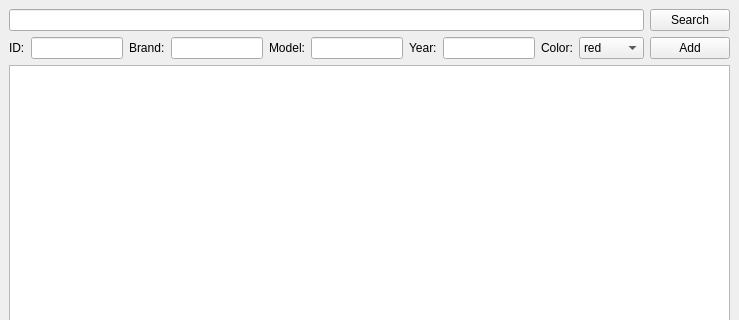
Qt form oop_4/mainwindow.ui (jstalex/oop_labs) before a commit; both pictures show x 0 to 739 and y 0 to 320 of the 739 by 609 pixel window.
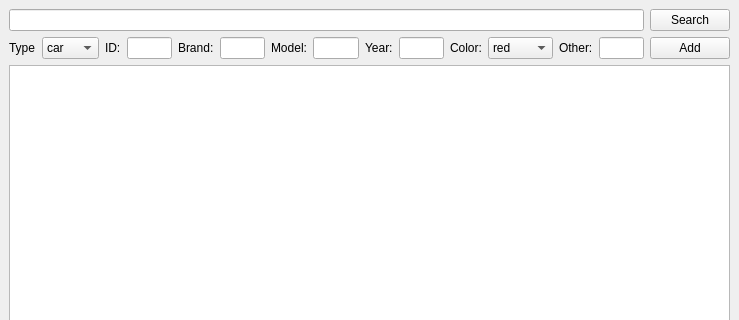
The same form after that commit.

What changed in the file:
```diff
--- a/oop_4/mainwindow.ui
+++ b/oop_4/mainwindow.ui
@@ -31,6 +31,32 @@
     </item>
     <item>
      <layout class="QHBoxLayout" name="horizontalLayout_2">
+      <item>
+       <widget class="QLabel" name="label_6">
+        <property name="text">
+         <string>Type</string>
+        </property>
+       </widget>
+      </item>
+      <item>
+       <widget class="QComboBox" name="typeBox">
+        <item>
+         <property name="text">
+          <string>car</string>
+         </property>
+        </item>
+        <item>
+         <property name="text">
+          <string>truck</string>
+         </property>
+        </item>
+        <item>
+         <property name="text">
+          <string>bus</string>
+         </property>
+        </item>
+       </widget>
+      </item>
       <item>
        <widget class="QLabel" name="label">
         <property name="text">
@@ -115,6 +141,16 @@
         </item>
        </widget>
       </item>
+      <item>
+       <widget class="QLabel" name="label_7">
+        <property name="text">
+         <string>Other:</string>
+        </property>
+       </widget>
+      </item>
+      <item>
+       <widget class="QLineEdit" name="inputOther"/>
+      </item>
       <item>
        <widget class="QPushButton" name="addbutton">
         <property name="text">
```
Left out of the diff: 62 changed lines with no effect on the pictures.
